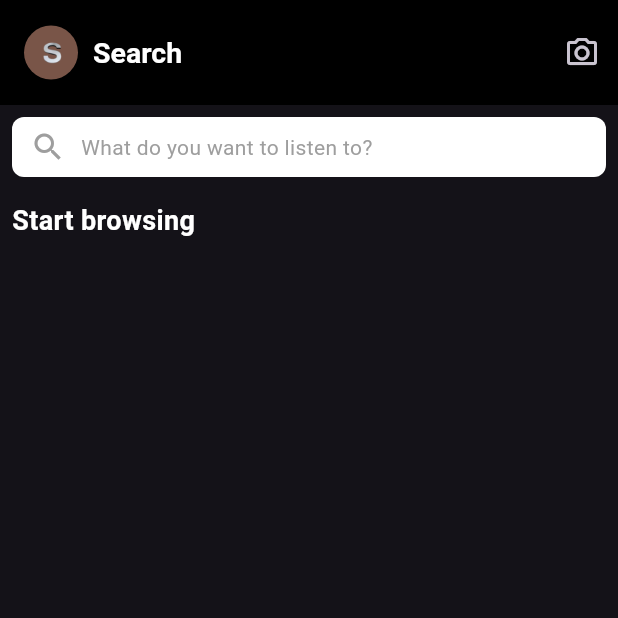
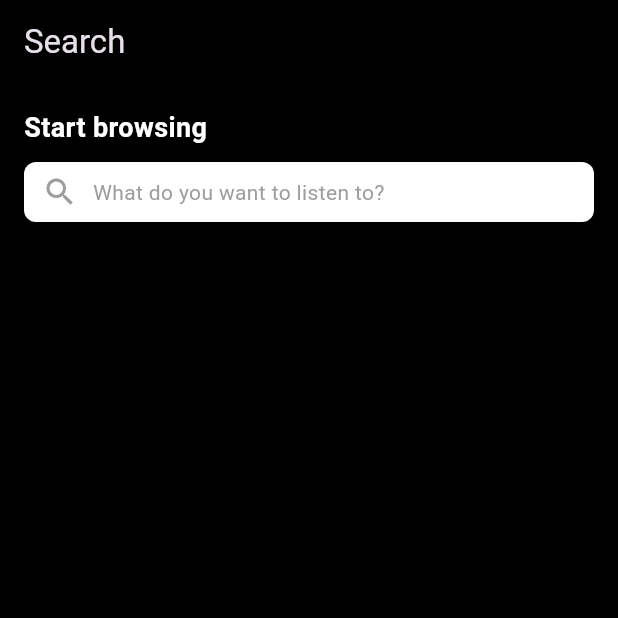
Before and after one commit to sayalicse/spotifyui, a Flutter app: the screen it shows after launch, on a phone screen of 412 x 824 dp, the top half of it. Run offline on Flutter 3.47's test engine with Material 3 defaults, Android fonts, the phone set to English and light mode, and no system bars; key blocks and very long unbroken strings in the code were emptied for the run.

Commit message:
updated search page

```diff
--- a/lib/Search/search.dart
+++ b/lib/Search/search.dart
@@ -1,56 +1,31 @@
 import 'package:flutter/cupertino.dart';
 import 'package:flutter/material.dart';
-import 'package:spotifyui/widget/uihelper.dart';
 
-class SearchPage extends StatelessWidget{
+class SearchPage extends StatelessWidget {
   @override
   Widget build(BuildContext context) {
     return Scaffold(
+      backgroundColor: Colors.black, // background to see white search bar
       appBar: AppBar(
+        title: Text("Search"),
         backgroundColor: Colors.black,
-        toolbarHeight: 70,
-        title: Row(
+      ),
+      body: Padding(
+        padding: const EdgeInsets.all(16.0),
+        child: Column(
+          crossAxisAlignment: CrossAxisAlignment.start,
           children: [
-            CircleAvatar(
-              radius: 18, // Smaller radius
-              backgroundColor: Colors.brown,
-              child: ClipOval(
-                child: Image.asset(
-                  'assets/images/sletter.png',
-                  width: 30,
-                  height: 30,
-                  fit: BoxFit.cover,
-                ),
-              ),
-            ),
-            SizedBox(width: 10),
             Text(
-              'Search',
+              'Start browsing',
               style: TextStyle(
                 color: Colors.white,
-                fontSize: 19,
+                fontSize: 18,
                 fontWeight: FontWeight.bold,
               ),
             ),
-
-          ],
-        ),
-        actions: [
-          IconButton(
-            icon: Icon(Icons.camera_alt_outlined),
-            onPressed: () {
-              // Your onPressed logic here
-            },
-          ),
-        ],
-      ),
-      body: Column(
-        crossAxisAlignment: CrossAxisAlignment.start,
-        children: [
-          Padding(
-            padding: const EdgeInsets.all(8.0),
-            child: Container(
-              width: 400,
+            SizedBox(height: 10), // Spacing between text and search bar
+            Container(
+              width: double.infinity,
               padding: EdgeInsets.symmetric(horizontal: 12, vertical: 8),
               decoration: BoxDecoration(
                 color: Colors.white,
@@ -69,16 +44,9 @@ class SearchPage extends StatelessWidget{
                 ],
               ),
             ),
-          ),
-          Padding(
-            padding: const EdgeInsets.all(8.0),
-            child: Text('Start browsing',style: TextStyle(color: Colors.white,fontSize: 18,fontWeight: FontWeight.bold),),
-          )
-
-        ],
+          ],
+        ),
       ),
-
     );
   }
-
 }
```
